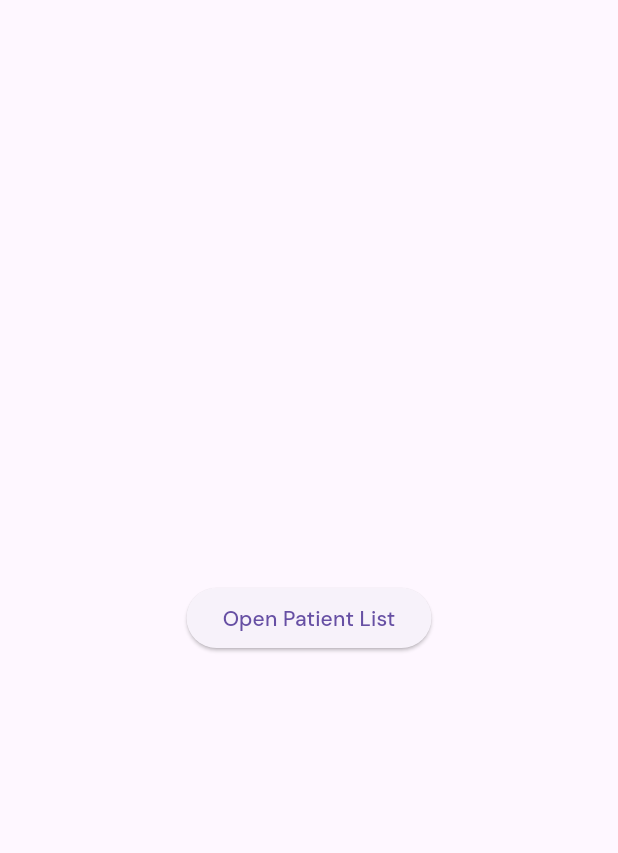
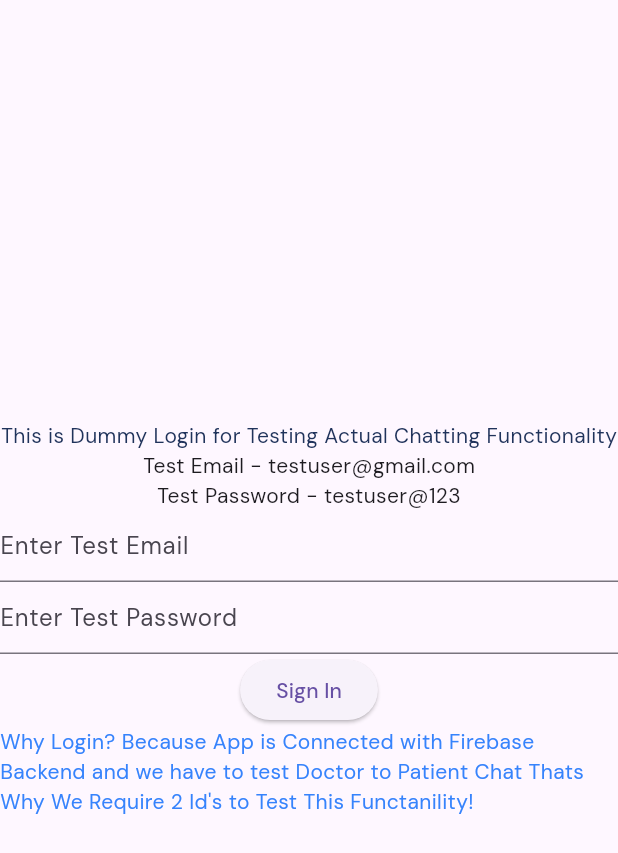
Before and after one commit to MridulVij/longevity-intime-biotech-task-test, a Flutter app: the screen it shows after launch, on a phone screen of 412 x 824 dp. Shown: the top 853 px of the screen. Run offline on Flutter 3.47's test engine with Material 3 defaults, Android fonts, the phone set to English and light mode, and no system bars; our stand-ins replace cloud_firestore, firebase_auth, firebase_core, flutter_svg, google_fonts; accounts and stored records are empty.

Commit message:
code pushed

```diff
--- /dev/null
+++ b/lib/controllers/services/auth_gate_service.dart
@@ -0,0 +1,25 @@
+import 'package:firebase_auth/firebase_auth.dart';
+import 'package:flutter/material.dart';
+import 'package:longevity_intime_biotech_task_test/views/screens/Task%20A/dummy_login.dart';
+import 'package:longevity_intime_biotech_task_test/views/screens/Task%20A/patients.dart';
+
+import '../../views/screens/Task A/dashboard.dart';
+
+class AuthGateService extends StatelessWidget {
+  const AuthGateService({super.key});
+
+  @override
+  Widget build(BuildContext context) {
+    return Scaffold(
+      body: StreamBuilder(
+          stream: FirebaseAuth.instance.authStateChanges(),
+          builder: (context, snapshot) {
+            if (snapshot.hasData) {
+              return const Dashboard();
+            } else {
+              return DummyLogin();
+            }
+          }),
+    );
+  }
+}
--- /dev/null
+++ b/lib/controllers/services/auth_service.dart
@@ -0,0 +1,15 @@
+import 'package:firebase_auth/firebase_auth.dart';
+
+class AuthService {
+  final FirebaseAuth _auth = FirebaseAuth.instance;
+
+  Future<UserCredential> signInWithEmailPass(String email, password) async {
+    try {
+      UserCredential userCredential = await _auth.signInWithEmailAndPassword(
+          email: email, password: password);
+      return userCredential;
+    } on FirebaseAuthException catch (e) {
+      throw Exception(e.code);
+    }
+  }
+}
--- a/lib/test_screen.dart
+++ b/lib/test_screen.dart
@@ -1,6 +1,7 @@
 import 'package:flutter/material.dart';
 
 import 'controllers/constants/icons.dart';
+import 'controllers/services/auth_gate_service.dart';
 import 'views/components/custom_filter_chip.dart';
 import 'views/components/custom_personal_chat_info_box.dart';
 import 'views/components/custom_searchbox.dart';
@@ -32,7 +33,7 @@ class _TestScreenState extends State<TestScreen> {
     var buttonSelector = Selector.chats;
     TextEditingController controller = TextEditingController();
     //
-    return Dashboard();
+    return AuthGateService();
   }
 }
    /* Scaffold(
--- /dev/null
+++ b/lib/views/screens/Task A/dummy_login.dart
@@ -0,0 +1,65 @@
+import 'package:flutter/material.dart';
+import 'package:longevity_intime_biotech_task_test/controllers/constants/colors.dart';
+import 'package:longevity_intime_biotech_task_test/controllers/services/auth_service.dart';
+
+class DummyLogin extends StatefulWidget {
+  DummyLogin({super.key});
+
+  @override
+  State<DummyLogin> createState() => _DummyLoginState();
+}
+
+class _DummyLoginState extends State<DummyLogin> {
+  final TextEditingController emailController = TextEditingController();
+
+  final TextEditingController passwordController = TextEditingController();
+
+  bool isButtonClick = false;
+
+  void buttonClick() {
+    setState(() {
+      isButtonClick = !isButtonClick;
+    });
+  }
+
+  AuthService authService = AuthService();
+  @override
+  Widget build(BuildContext context) {
+    return Scaffold(
+      body: Center(
+        child: Column(
+          mainAxisAlignment: MainAxisAlignment.center,
+          children: [
+            Text(
+              'This is Dummy Login for Testing Actual Chatting Functionality',
+              style: TextStyle(color: CustomColors.primaryTextColor),
+            ),
+            Text('Test Email - testuser@gmail.com'),
+            Text('Test Password - testuser@123'),
+            TextFormField(
+              controller: emailController,
+              decoration: InputDecoration(hintText: 'Enter Test Email'),
+            ),
+            TextFormField(
+              controller: passwordController,
+              decoration: InputDecoration(hintText: 'Enter Test Password'),
+            ),
+            if (isButtonClick) CircularProgressIndicator(),
+            ElevatedButton(
+              onPressed: () {
+                buttonClick();
+                authService.signInWithEmailPass(
+                    emailController.text, passwordController.text);
+              },
+              child: Text('Sign In'),
+            ),
+            Text(
+              'Why Login? Because App is Connected with Firebase Backend and we have to test Doctor to Patient Chat Thats Why We Require 2 Id\'s to Test This Functanility!',
+              style: TextStyle(color: CustomColors.primarySelectedColor),
+            ),
+          ],
+        ),
+      ),
+    );
+  }
+}
--- a/pubspec.yaml
+++ b/pubspec.yaml
@@ -7,6 +7,8 @@ environment:
   sdk: ">=3.3.1 <4.0.0"
 
 dependencies:
+  cloud_firestore: ^4.15.9
+  firebase_auth: ^4.17.9
   firebase_core: ^2.27.1
   flutter:
     sdk: flutter
```
Also changed, not shown: lib/controllers/services/chat_service.dart (added, +14 -0 lines), lib/views/components/custom_alertbox.dart (added, +44 -0 lines), lib/views/screens/Task A/patients.dart (+79 -71 lines), lib/views/widgets/custom_patient_list.dart (added, +42 -0 lines), lib/controllers/services/api.dart (deleted), pubspec.lock, 1 other file.
